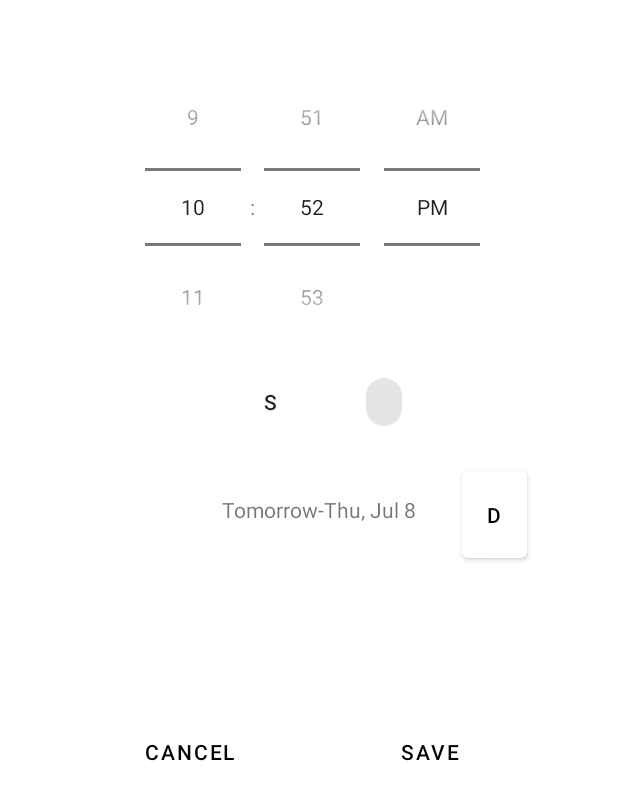
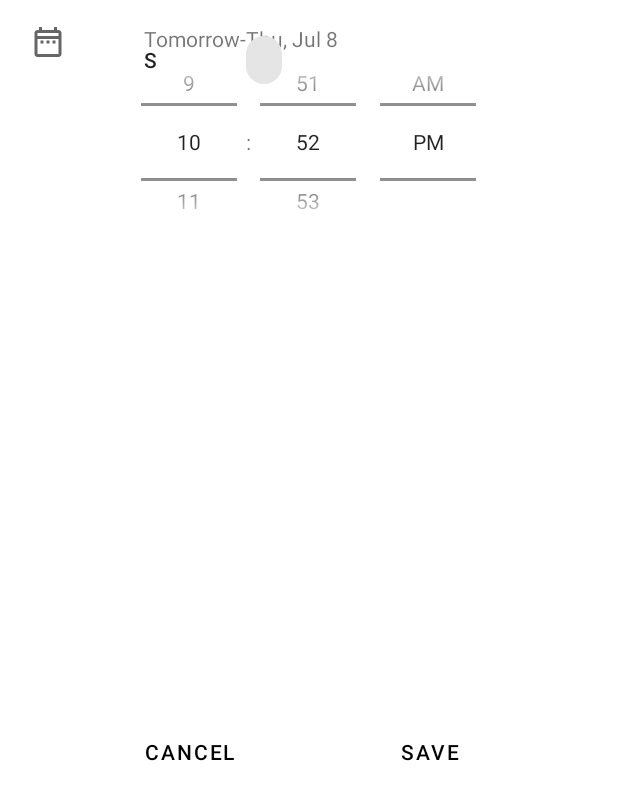
Before and after one commit to Colinerith/MAUS_Android, an Android app: the layout dialog_timer_setting.xml on its own in the app's theme, with its tools: preview values and no code run, on a phone screen of 412 x 824 dp. Shown: the top 800 px of the screen. Run offline under Robolectric (Android 15) with nearby library versions, the phone set to English and light mode, and no system bars.

```diff
--- a/app/src/main/java/com/example/maus/ui/main/SwitchFragment.kt
+++ b/app/src/main/java/com/example/maus/ui/main/SwitchFragment.kt
@@ -12,6 +12,7 @@ class SwitchFragment : Fragment() {
     private var database = FirebaseDatabase.getInstance()
     private lateinit var state:String
     private var initialized = false // state값 초기화 이후에 사용할 수 있도록
+    private var path = "User/a"
 
     override fun onCreateView(
         inflater: LayoutInflater,
@@ -20,7 +21,7 @@ class SwitchFragment : Fragment() {
     ): View? {
         val root = inflater.inflate(R.layout.fragment_switch, container, false)
         val switchBtn = root.findViewById<ImageView>(R.id.imageView)
-        val ref : DatabaseReference = database.getReference("User/a")
+        val ref : DatabaseReference = database.getReference(path)
 
 //        // 한 번만 읽기
 //        readOnce(ref, switchBtn)
--- a/app/src/main/java/com/example/maus/ui/main/TimerSettingDialog.kt
+++ b/app/src/main/java/com/example/maus/ui/main/TimerSettingDialog.kt
@@ -7,6 +7,7 @@ import android.graphics.drawable.ColorDrawable
 import android.view.Window
 import android.view.WindowManager
 import android.widget.Button
+import android.widget.ImageButton
 import android.widget.TimePicker
 import android.widget.Toast
 import com.example.maus.R
@@ -37,13 +38,14 @@ class TimerSettingDialog(context: Context) {
             Toast.makeText(context,"${timePicker.hour} : ${timePicker.minute}", Toast.LENGTH_SHORT).show()
         }
 
-        val dateBtn = dialog.findViewById<Button>(R.id.dateBtn)
+        val dateBtn = dialog.findViewById<ImageButton>(R.id.dateBtn)
         dateBtn.setOnClickListener{
             val dialog2 = TimerSettingDateDialog(context)
             dialog2.create()
         }
 
         //확인버튼 누르면 timer페이지 갱신해야됨
+        // 이벤트 리스너 달아놓으면 안 해도 될듯?
 
         dialog.show()
     }
--- /dev/null
+++ b/app/src/main/res/drawable/ic_outline_date_range_24.xml
@@ -0,0 +1,10 @@
+<vector xmlns:android="http://schemas.android.com/apk/res/android"
+    android:width="24dp"
+    android:height="24dp"
+    android:viewportWidth="24"
+    android:viewportHeight="24"
+    android:tint="?attr/colorControlNormal">
+  <path
+      android:fillColor="@android:color/white"
+      android:pathData="M7,11h2v2L7,13v-2zM21,6v14c0,1.1 -0.9,2 -2,2L5,22c-1.11,0 -2,-0.9 -2,-2l0.01,-14c0,-1.1 0.88,-2 1.99,-2h1L6,2h2v2h8L16,2h2v2h1c1.1,0 2,0.9 2,2zM5,8h14L19,6L5,6v2zM19,20L19,10L5,10v10h14zM15,13h2v-2h-2v2zM11,13h2v-2h-2v2z"/>
+</vector>
--- a/app/src/main/res/layout/dialog_timer_setting.xml
+++ b/app/src/main/res/layout/dialog_timer_setting.xml
@@ -13,13 +13,13 @@
 
     <TimePicker
         android:id="@+id/time"
-        android:layout_width="wrap_content"
-        android:layout_height="wrap_content"
-        android:layout_marginTop="16dp"
+        android:layout_width="324dp"
+        android:layout_height="149dp"
+        android:layout_marginTop="4dp"
         android:numbersSelectorColor="#D6D6D6"
         android:timePickerMode="spinner"
         app:layout_constraintEnd_toEndOf="parent"
-        app:layout_constraintHorizontal_bias="0.521"
+        app:layout_constraintHorizontal_bias="0.495"
         app:layout_constraintStart_toStartOf="parent"
         app:layout_constraintTop_toTopOf="parent" />
 
@@ -51,21 +51,29 @@
 
     <TextView
         android:id="@+id/textView2"
+        android:layout_width="191dp"
+        android:layout_height="27dp"
+        android:layout_marginStart="76dp"
+        android:text="Tomorrow-Thu, Jul 8"
+        app:layout_constraintStart_toStartOf="parent"
+        tools:layout_editor_absoluteY="182dp" />
+
+    <ImageButton
+        android:id="@+id/dateBtn"
         android:layout_width="wrap_content"
         android:layout_height="wrap_content"
-        android:layout_marginStart="128dp"
-        android:layout_marginTop="38dp"
-        android:text="Tomorrow-Thu, Jul 8"
-        app:layout_constraintStart_toStartOf="parent"
-        app:layout_constraintTop_toBottomOf="@+id/chipGroup" />
+        android:background="@android:color/transparent"
+        app:srcCompat="@drawable/ic_outline_date_range_24"
+        tools:layout_editor_absoluteX="291dp"
+        tools:layout_editor_absoluteY="182dp" />
 
     <com.google.android.material.chip.ChipGroup
         android:id="@+id/chipGroup"
         android:layout_width="wrap_content"
         android:layout_height="wrap_content"
-        android:layout_marginEnd="112dp"
+        android:layout_marginEnd="192dp"
         app:layout_constraintEnd_toEndOf="parent"
-        app:layout_constraintTop_toBottomOf="@+id/time">
+        tools:layout_editor_absoluteY="288dp">
 
         <ToggleButton
             android:id="@+id/toggleButton"
@@ -82,15 +90,4 @@
             android:layout_height="wrap_content" />
     </com.google.android.material.chip.ChipGroup>
 
-    <Button
-        android:id="@+id/dateBtn"
-        android:layout_width="43dp"
-        android:layout_height="70dp"
-        android:layout_marginStart="288dp"
-        android:layout_marginTop="292dp"
-        android:text="D"
-        android:textColor="@color/black"
-        app:layout_constraintStart_toStartOf="parent"
-        app:layout_constraintTop_toTopOf="parent" />
-
 </androidx.constraintlayout.widget.ConstraintLayout>
--- a/app/src/main/res/layout/fragment_no_timer.xml
+++ b/app/src/main/res/layout/fragment_no_timer.xml
@@ -4,8 +4,8 @@
     xmlns:app="http://schemas.android.com/apk/res-auto"
     xmlns:tools="http://schemas.android.com/tools"
     android:layout_width="match_parent"
-    android:layout_height="match_parent">
-<!--    android:visibility="gone">-->
+    android:layout_height="match_parent"
+    android:visibility="gone">
 
     <TextView
         android:id="@+id/textView"
--- a/app/src/main/res/layout/item_timer.xml
+++ b/app/src/main/res/layout/item_timer.xml
@@ -11,7 +11,7 @@
     android:paddingBottom="16dp">
 
     <TextView
-        android:id="@+id/textView3"
+        android:id="@+id/timeTextView"
         android:layout_width="wrap_content"
         android:layout_height="wrap_content"
         android:text="TextView"
@@ -21,7 +21,7 @@
         app:layout_constraintTop_toTopOf="parent" />
 
     <TextView
-        android:id="@+id/textView4"
+        android:id="@+id/dateTextView"
         android:layout_width="wrap_content"
         android:layout_height="wrap_content"
         android:layout_marginStart="1dp"
@@ -29,7 +29,7 @@
         android:textColor="#5E5E5E"
         android:textSize="18sp"
         app:layout_constraintStart_toStartOf="parent"
-        app:layout_constraintTop_toBottomOf="@+id/textView3" />
+        app:layout_constraintTop_toBottomOf="@+id/timeTextView" />
 
     <Switch
         android:id="@+id/onoffSwitch"
```
Also changed, not shown: app/build.gradle (+9 -0 lines), app/src/main/java/com/example/maus/data/TimerItem.kt (added, +10 -0 lines), app/src/main/java/com/example/maus/ui/main/DatabaseControl.kt (added, +35 -0 lines), app/src/main/java/com/example/maus/ui/main/TimerFragment.kt (+89 -27 lines), app/src/main/java/com/example/maus/ui/main/TimerRecyclerViewAdapter.kt (added, +70 -0 lines), app/src/main/res/layout/fragment_timer.xml (+5 -3 lines).
